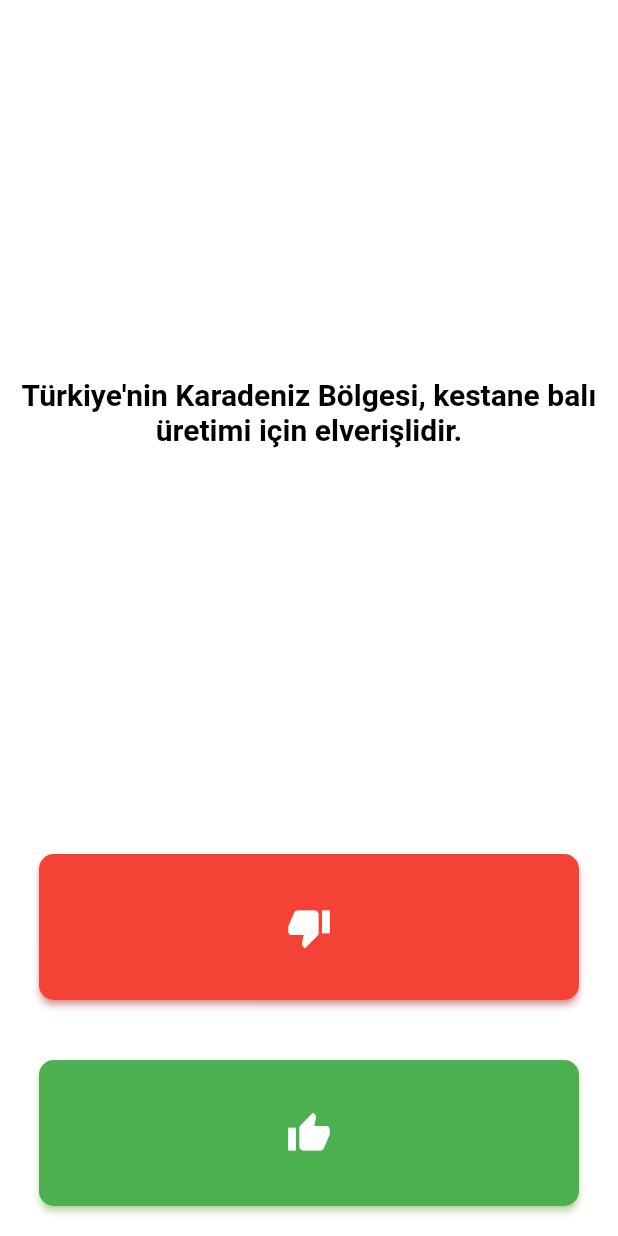
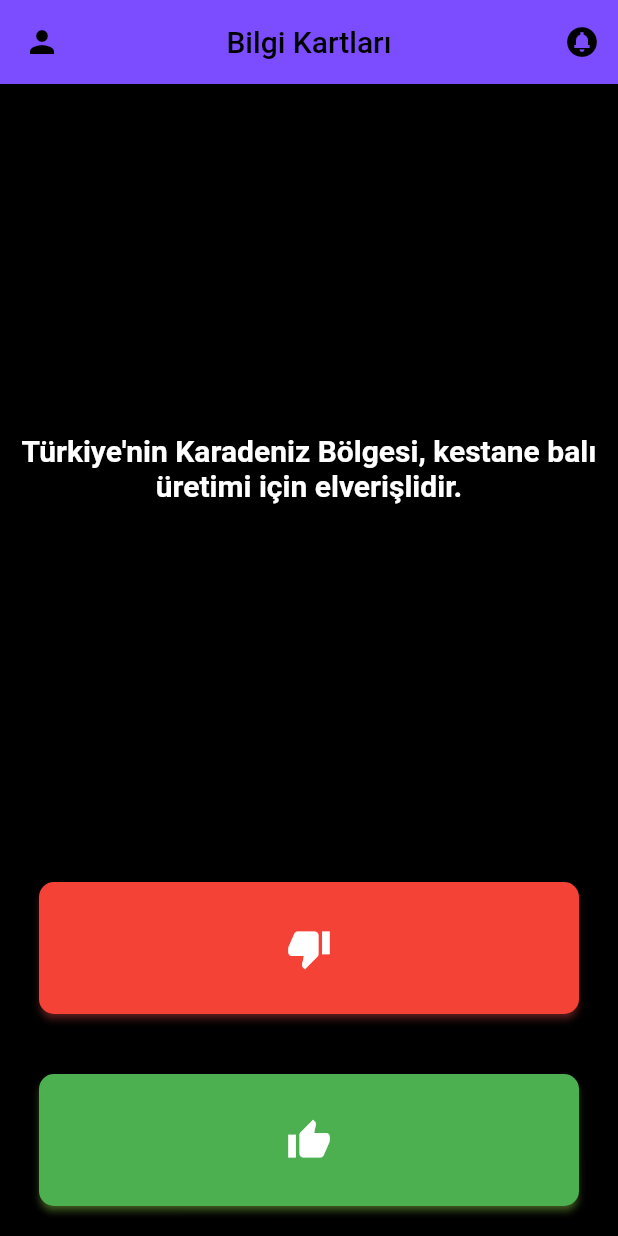
Before and after one commit to gulceefe/bilgikartlari.dart, a Flutter app: the screen it shows after launch, on a phone screen of 412 x 824 dp. Run offline on Flutter 3.47's test engine with Material 2 defaults, Android fonts, the phone set to English and light mode, and no system bars.

Commit message:
Butonlar güncellendi, leading eklendi.
Giriş ekranı ve back to menu eklenecek. daha sonra yeni soru listeleri oluşturulacak.

```diff
--- a/lib/main.dart
+++ b/lib/main.dart
@@ -15,8 +15,17 @@ class BilgiTesti extends StatelessWidget {
   Widget build(BuildContext context) {
     // TODO: implement build
     return MaterialApp(
+
+
       home: Scaffold(
-        backgroundColor: Colors.white,
+        appBar:AppBar(
+            title: Text('Bilgi Kartları'),
+            centerTitle: true,
+            backgroundColor: Colors.deepPurpleAccent,
+            foregroundColor: Colors.black,
+            leading: Icon(Icons.person),
+        actions: [IconButton(onPressed: (){}, icon: Icon(Icons.circle_notifications_sharp))],),
+        backgroundColor: Colors.black,
         body: SafeArea(
           child: Padding(padding: EdgeInsets.symmetric(horizontal: 6.0),
             child: SoruSayfasi(),
@@ -53,8 +62,9 @@ class _SoruSayfasiState extends State<SoruSayfasi> {
               // usually buttons at the bottom of the dialog
               new TextButton(
                 child: new Text("Başa Dön"),style: TextButton.styleFrom(
-                backgroundColor: Colors.purple,
+                backgroundColor: Colors.white,
               ),
+
                 onPressed: () {
                   Navigator.of(context).pop();
                   setState(() {
@@ -101,7 +111,7 @@ class _SoruSayfasiState extends State<SoruSayfasi> {
             style: TextStyle(
               fontSize: 20.0,
               fontWeight: FontWeight.bold,
-              color: Colors.black,
+              color: Colors.white,
             ),
           ),
         ),
--- a/lib/test_veri.dart
+++ b/lib/test_veri.dart
@@ -1,5 +1,5 @@
 import 'package:bilgi_kartlari/soru.dart';
-import 'package:flutter/services.dart';
+
 
 class TestVeri {
   int _soruSirasi = 0;
@@ -8,7 +8,7 @@ class TestVeri {
     Soru(soruMetni: "Türkiye'nin Karadeniz Bölgesi, kestane balı üretimi için elverişlidir. ", soruYaniti: true),
     Soru(soruMetni: "Yarasalar kördür.", soruYaniti: false),
     Soru(soruMetni: "Türkiyede en çok kullanılan soyisim 'Yılmaz'dır. ", soruYaniti: true),
-    Soru(soruMetni: "Gebze ilinde yer alan Honda fabrikası 2021 yılında kapanmıştır", soruYaniti: true),
+    Soru(soruMetni: "Gebze ilinde yer alan Honda fabrikası 2021 yılında kapanmıştır.", soruYaniti: true),
     Soru(soruMetni: "Süleyman Demirel, 1989-1993 yılları arasında Cumhurbaşkanlığı yapmıştır.", soruYaniti: false),
     Soru(soruMetni: "Güneş sarı renktir.", soruYaniti: false),
     Soru(soruMetni: "Ünlü sitcom Avrupa Yakası'ndaki Burhan karakteri Nişantaşı'nda doğmuştur.", soruYaniti: false),
@@ -20,20 +20,20 @@ class TestVeri {
     Soru(soruMetni: "Türkiyede 2017 yılında asgari ücret 1400 TL olarak belirlenmiştir.", soruYaniti: false),
     Soru(soruMetni: "Tutankhamun, 9 yaşında Antik Mısır'ın kralı olmuştur.", soruYaniti: true),
     Soru(soruMetni: "Türkiye'nin Eurovision Yarışmasında birinci olduğu yıl 2003'tür.", soruYaniti: true),
-    Soru(soruMetni: "Barış Manço, 7'den 77'ye isimli programı 1988 yılında yayınlanmaya başlamıştır", soruYaniti: true),
+    Soru(soruMetni: "Barış Manço, 7'den 77'ye isimli programı 1988 yılında yayınlanmaya başlamıştır.", soruYaniti: true),
     Soru(soruMetni: "Toplam talebin toplam arzdan fazla olması, buna bağlı olarak fiyatların yükselmesine dayanan ekonomik dengesizlik, paranın değerinin düşmesi ve alım gücünün azalması olayına enflasyon denir.", soruYaniti: true),
     Soru(soruMetni: "Tutunamayanlar isimli roman, Aziz Nesin'in eseridir.", soruYaniti: false),
     Soru(soruMetni: "İkinci Abdulhanit'in tahtta olduğu 1881 yılında, dış borçlanma nedeniyle idaresinde İngiltere, Fransa, Almanya, İtalya, Avusturya-Macaristan temsilcileri bulunan Düyun-u Umumiye kurulmuştur.", soruYaniti: true),
     Soru(soruMetni: "En az yağış alan bölgemiz İç Anadoludur.", soruYaniti: true),
-    Soru(soruMetni: "Kana kırmızı rengini veren madde fişne suyudur", soruYaniti: false),
-    Soru(soruMetni: "Hababam Sınıfı romanının yaarı, Rıfat Ilgaz'dır.", soruYaniti: true),
+    Soru(soruMetni: "Kana kırmızı rengini veren madde fişne suyudur.", soruYaniti: false),
+    Soru(soruMetni: "Hababam Sınıfı romanının yazarı, Rıfat Ilgaz'dır.", soruYaniti: true),
     Soru(soruMetni: "Dünyanın en çok ticareti yapılan ikinci ürünü çaydır.", soruYaniti: false),
     Soru(soruMetni: "Karaciğer, kendini yenileyebilen tek organdır.", soruYaniti: true),
     Soru(soruMetni: "İngiltere'deki bütün kuğular kraliçeye aittir.", soruYaniti: true),
-    Soru(soruMetni: "Türkiye, dünyada kişi başına çay tüketiminin en yüksek olduğu ülkedir", soruYaniti: true),
+    Soru(soruMetni: "Türkiye, dünyada kişi başına çay tüketiminin en yüksek olduğu ülkedir.", soruYaniti: true),
     Soru(soruMetni: "Patatesin %80'i şekerdir.", soruYaniti: false),
     Soru(soruMetni: "Fransız pasaportunda boy ve göz rengi belirtilen alanlar vardır.", soruYaniti: true),
-    Soru(soruMetni: "Zeytin bir sebzedir", soruYaniti: false),
+    Soru(soruMetni: "Zeytin bir sebzedir.", soruYaniti: false),
     Soru(soruMetni: "İstanbuldaki Yavuz Sultan Selim Köprüsü'nün yapımı 39,5 ay sürmüştür.", soruYaniti: true),
     Soru(soruMetni: "Çin Seddi aydan görünebilir.", soruYaniti: false),
     Soru(soruMetni: "Türkiyede 2020 yılında en sık yapılan ikinci arama 'Dolar kaç TL' cümlesidir.", soruYaniti: true),
```
